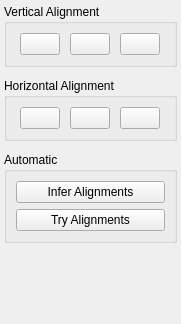
Before: the Qt Designer form libdunnartcanvas/ui/createalignment.ui in skieffer/ortho, drawn with Qt 5.
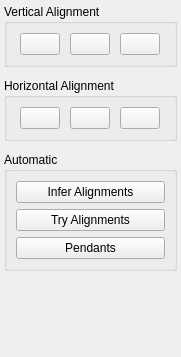
After: the same form once the commit is applied. Icons and pictures are not drawn.

Commit message: working on method to orthogonalize pendant nodes...

```diff
--- a/libdunnartcanvas/ui/createalignment.ui
+++ b/libdunnartcanvas/ui/createalignment.ui
@@ -7,7 +7,7 @@
     <x>0</x>
     <y>0</y>
     <width>181</width>
-    <height>324</height>
+    <height>357</height>
    </rect>
   </property>
   <property name="sizePolicy">
@@ -249,6 +249,13 @@
            </property>
           </widget>
          </item>
+         <item>
+          <widget class="QPushButton" name="pendantsButton">
+           <property name="text">
+            <string>Pendants</string>
+           </property>
+          </widget>
+         </item>
         </layout>
        </item>
       </layout>
```
The commit also changes 6 other files.
